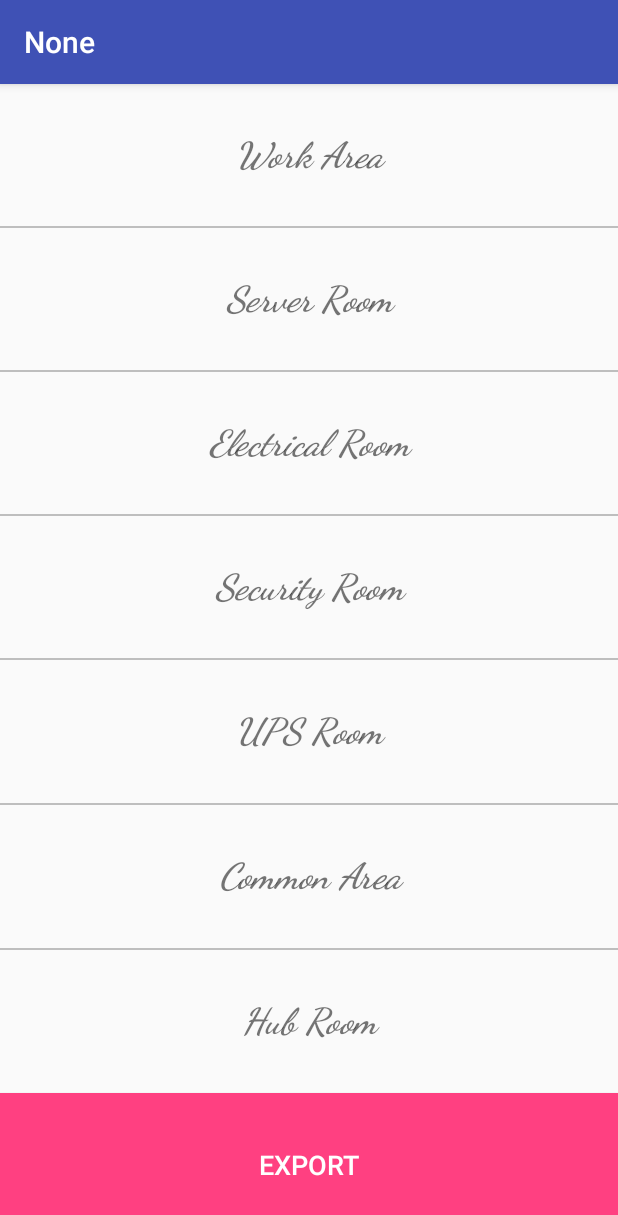
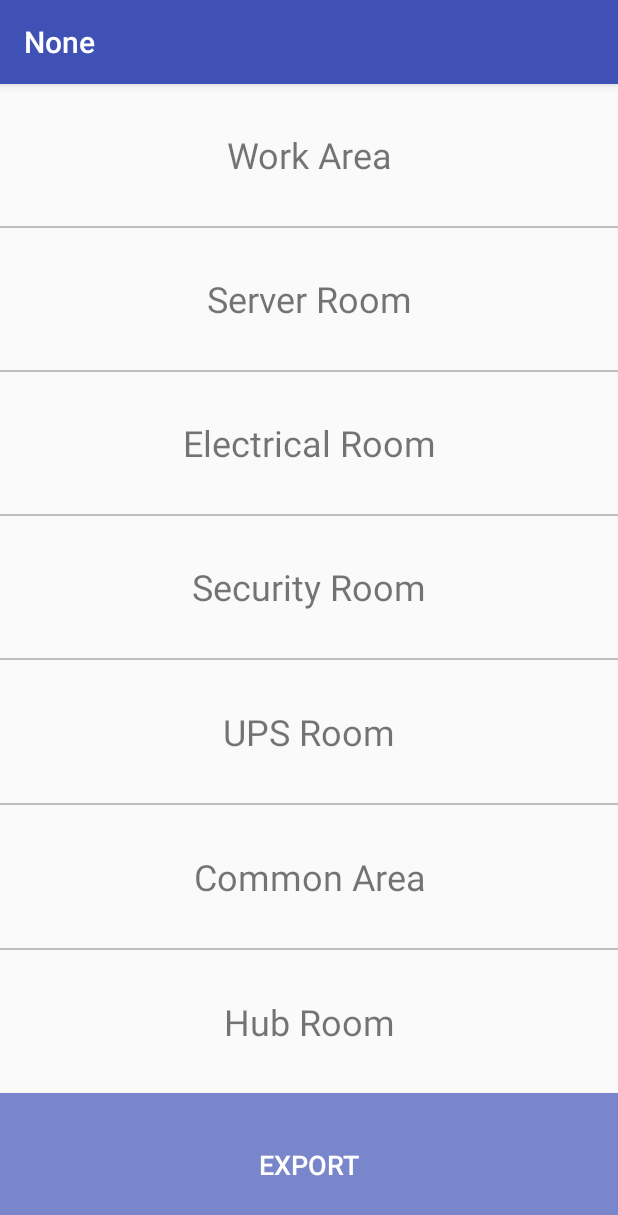
Before and after one commit to kamalakarrao/Audit, an Android app: the MainActivity screen opened directly, with no data from a screen before it, on a phone screen of 412 x 824 dp. Shown: the top 1215 px of the screen. Run offline under Robolectric (Android 15) with nearby library versions, the phone set to English and light mode, and no system bars; libraries missing offline, so code that uses them is left out: com.ajts.androidmads.

Commit message:
Question numbers are added

```diff
--- a/app/src/main/java/com/hksapps/audit/ReviewScreen.java
+++ b/app/src/main/java/com/hksapps/audit/ReviewScreen.java
@@ -137,7 +137,7 @@ public class ReviewScreen extends AppCompatActivity {
         }
 
 
-        question.setText(textViewText);
+        question.setText(j + 1 + "." + textViewText);
         if (textview_answer.equals(" ") || textview_answer.equals("")) {
 
             answer.setText("Ans: ");
--- a/app/src/main/res/layout/activity_audit_details.xml
+++ b/app/src/main/res/layout/activity_audit_details.xml
@@ -103,7 +103,7 @@
         android:layout_height="wrap_content"
             android:layout_gravity="end"
             android:layout_marginRight="20dp"
-            android:background="@color/colorAccent"
+            android:background="@drawable/button_rounded"
         android:text="Done"
             android:textColor="#FFFFFF"
             android:textSize="14sp" />
--- a/app/src/main/res/layout/activity_main.xml
+++ b/app/src/main/res/layout/activity_main.xml
@@ -13,11 +13,9 @@
         android:layout_width="match_parent"
         android:layout_height="0dp"
         android:layout_weight="1"
-        android:fontFamily="cursive"
         android:gravity="center"
         android:text="Work Area"
-        android:textSize="24dp"
-        android:textStyle="bold|italic" />
+        android:textSize="24dp" />
 
     <TextView
         android:layout_width="match_parent"
@@ -30,11 +28,9 @@
         android:layout_height="0dp"
         android:layout_weight="1"
 
-        android:fontFamily="cursive"
         android:gravity="center"
         android:text="Server Room"
-        android:textSize="24dp"
-        android:textStyle="bold|italic" />
+        android:textSize="24dp" />
 
 
     <TextView
@@ -49,12 +45,10 @@
 
 
         android:layout_weight="1"
-        android:fontFamily="cursive"
         android:gravity="center"
         android:text="Electrical Room"
 
-        android:textSize="24dp"
-        android:textStyle="bold|italic" />
+        android:textSize="24dp" />
 
     <TextView
         android:layout_width="match_parent"
@@ -66,11 +60,9 @@
         android:layout_width="match_parent"
         android:layout_height="0dp"
         android:layout_weight="1"
-        android:fontFamily="cursive"
         android:gravity="center"
         android:text="Security Room"
-        android:textSize="24dp"
-        android:textStyle="bold|italic" />
+        android:textSize="24dp" />
 
     <TextView
         android:layout_width="match_parent"
@@ -82,11 +74,9 @@
         android:layout_width="match_parent"
         android:layout_height="0dp"
         android:layout_weight="1"
-        android:fontFamily="cursive"
         android:gravity="center"
         android:text="UPS Room"
-        android:textSize="24dp"
-        android:textStyle="bold|italic" />
+        android:textSize="24dp" />
 
     <TextView
         android:layout_width="match_parent"
@@ -98,11 +88,9 @@
         android:layout_width="match_parent"
         android:layout_height="0dp"
         android:layout_weight="1"
-        android:fontFamily="cursive"
         android:gravity="center"
         android:text="Common Area"
-        android:textSize="24dp"
-        android:textStyle="bold|italic" />
+        android:textSize="24dp" />
 
     <TextView
         android:layout_width="match_parent"
@@ -114,11 +102,9 @@
         android:layout_width="match_parent"
         android:layout_height="0dp"
         android:layout_weight="1"
-        android:fontFamily="cursive"
         android:gravity="center"
         android:text="Hub Room"
-        android:textSize="24dp"
-        android:textStyle="bold|italic" />
+        android:textSize="24dp" />
 
 
     <Button
@@ -129,7 +115,7 @@
         android:layout_weight="1"
         android:background="@color/colorAccent"
         android:text="Export"
-        android:textColor="#FFFFFF"
+        android:textColor="#ffffff"
         android:textSize="18sp" />
 
 </LinearLayout>
--- a/app/src/main/res/layout/activity_questions.xml
+++ b/app/src/main/res/layout/activity_questions.xml
@@ -81,7 +81,7 @@
             android:layout_width="wrap_content"
             android:layout_height="wrap_content"
             android:layout_marginRight="20dp"
-            android:background="@color/colorAccent"
+            android:background="@drawable/button_rounded"
             android:text="Previous"
             android:textColor="#FFFFFF" />
 
@@ -91,7 +91,7 @@
             android:layout_height="wrap_content"
             android:layout_gravity="center"
             android:layout_marginLeft="20dp"
-            android:background="@color/colorAccent"
+            android:background="@drawable/button_rounded"
             android:text="Next"
             android:textColor="#FFFFFF" />
 
@@ -103,7 +103,7 @@
         android:layout_width="wrap_content"
         android:layout_height="wrap_content"
         android:layout_margin="8dp"
-        android:background="@color/colorAccent"
+        android:background="@drawable/button_rounded"
         android:padding="6dp"
         android:text="Review All Questions"
         android:textColor="#FFFFFF" />
--- a/app/src/main/res/layout/activity_review_screen.xml
+++ b/app/src/main/res/layout/activity_review_screen.xml
@@ -52,7 +52,7 @@
                 android:layout_height="wrap_content"
                 android:layout_gravity="end"
                 android:layout_margin="7dp"
-                android:background="@color/colorAccent"
+                android:background="@drawable/button_rounded"
                 android:text="Edit"
                 android:textColor="#FFFFFF" />
 
@@ -71,7 +71,8 @@
         android:layout_width="match_parent"
         android:layout_height="wrap_content"
         android:layout_margin="4dp"
-        android:background="@color/colorAccent"
+        android:layout_marginBottom="4dp"
+        android:background="@drawable/button_rounded"
         android:text="Export"
         android:textColor="#FFFFFF" />
 </LinearLayout>
--- a/app/src/main/res/values/colors.xml
+++ b/app/src/main/res/values/colors.xml
@@ -2,5 +2,5 @@
 <resources>
     <color name="colorPrimary">#3F51B5</color>
     <color name="colorPrimaryDark">#303F9F</color>
-    <color name="colorAccent">#FF4081</color>
+    <color name="colorAccent">#7986CB</color>
 </resources>
```
Also changed, not shown: app/src/main/java/com/hksapps/audit/Questions.java (+4 -4 lines), app/src/main/res/drawable/button_rounded.xml (added, +18 -0 lines), app/src/main/res/layout/activity_odc__screen.xml (+6 -15 lines).
